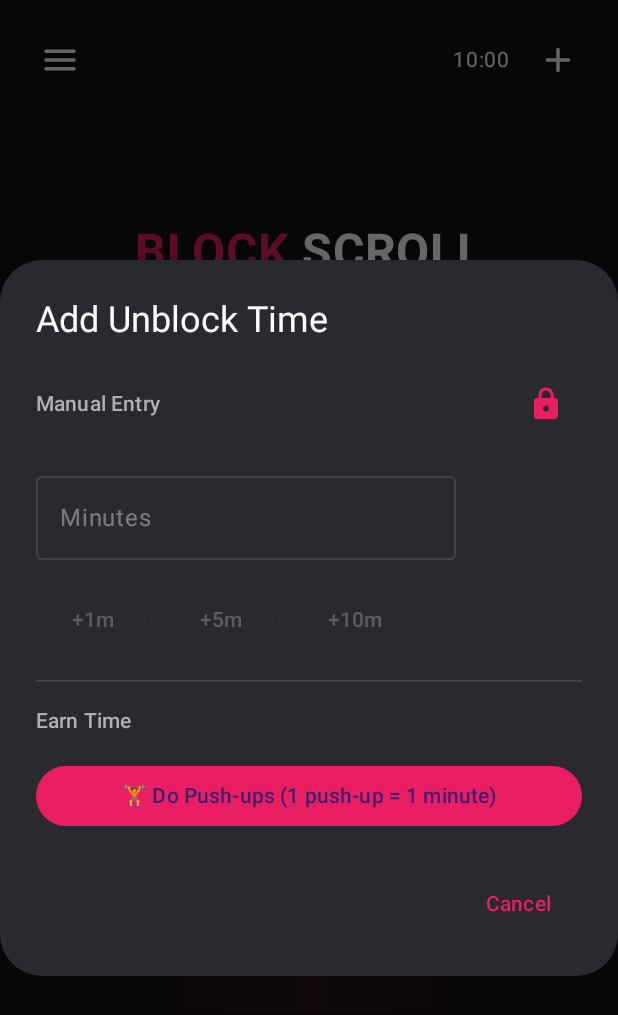
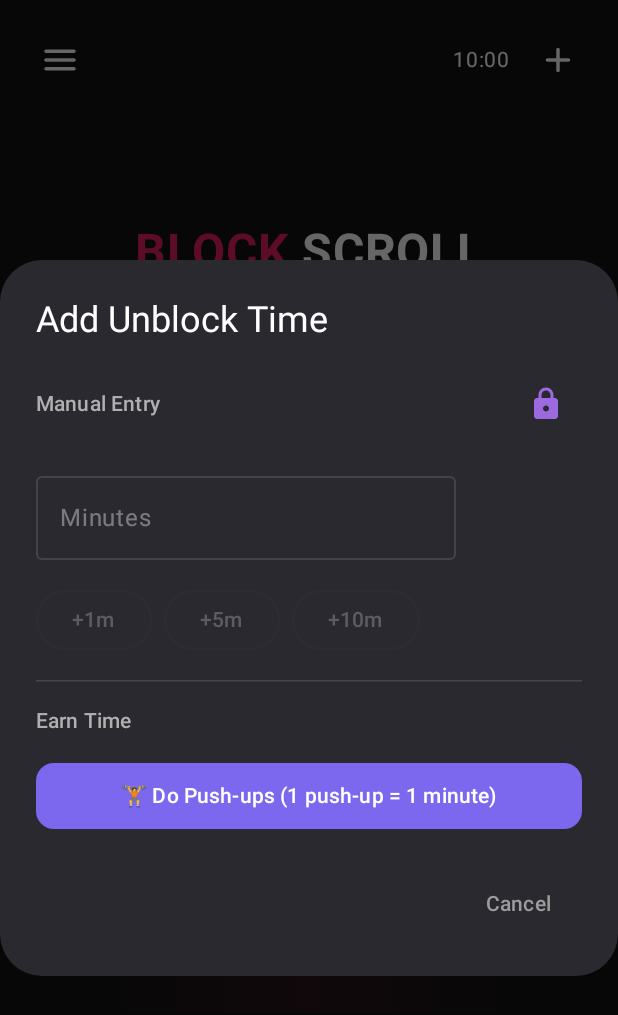
Before and after one commit to mkshaonexe/Social_Sentry, an Android app built with Jetpack Compose: the composable BlockScrollScreen shown on its own in the app's theme, after a tap on "Add Time", on a phone screen of 412 x 824 dp. Shown: the top 1015 px of the screen. Run offline under Robolectric (Android 15) with nearby library versions, the phone set to English and light mode, and no system bars.

Commit message:
remove the pink color from the pop up

```diff
--- a/app/src/main/java/com/example/socialsentry/presentation/ui/screen/BlockScrollScreen.kt
+++ b/app/src/main/java/com/example/socialsentry/presentation/ui/screen/BlockScrollScreen.kt
@@ -365,7 +365,10 @@ fun BlockScrollScreen(
                         showDeveloperMode = false
                         developerPassword = ""
                     }) {
-                        Text("Cancel")
+                        Text(
+                            text = "Cancel",
+                            color = Color(0xFF9C9C9C) // Soft gray instead of bright pink
+                        )
                     }
                 },
                 title = { Text("Add Unblock Time") },
@@ -385,7 +388,7 @@ fun BlockScrollScreen(
                                     Icon(
                                         imageVector = Icons.Rounded.Lock,
                                         contentDescription = "Developer Mode",
-                                        tint = MaterialTheme.colorScheme.primary
+                                        tint = Color(0xFF9C6ADE) // Soft purple instead of bright pink
                                     )
                                 }
                             }
@@ -452,9 +455,17 @@ fun BlockScrollScreen(
                                 val intent = Intent(context, PushUpCounterActivity::class.java)
                                 pushUpLauncher.launch(intent)
                             },
-                            modifier = Modifier.fillMaxWidth()
+                            modifier = Modifier.fillMaxWidth(),
+                            colors = ButtonDefaults.buttonColors(
+                                containerColor = Color(0xFF7B68EE), // Soft purple-blue instead of bright pink
+                                contentColor = White
+                            ),
+                            shape = RoundedCornerShape(12.dp)
                         ) {
-                            Text("🏋️ Do Push-ups (1 push-up = 1 minute)")
+                            Text(
+                                text = "🏋️ Do Push-ups (1 push-up = 1 minute)",
+                                modifier = Modifier.padding(vertical = 4.dp)
+                            )
                         }
                     }
                 }
```
